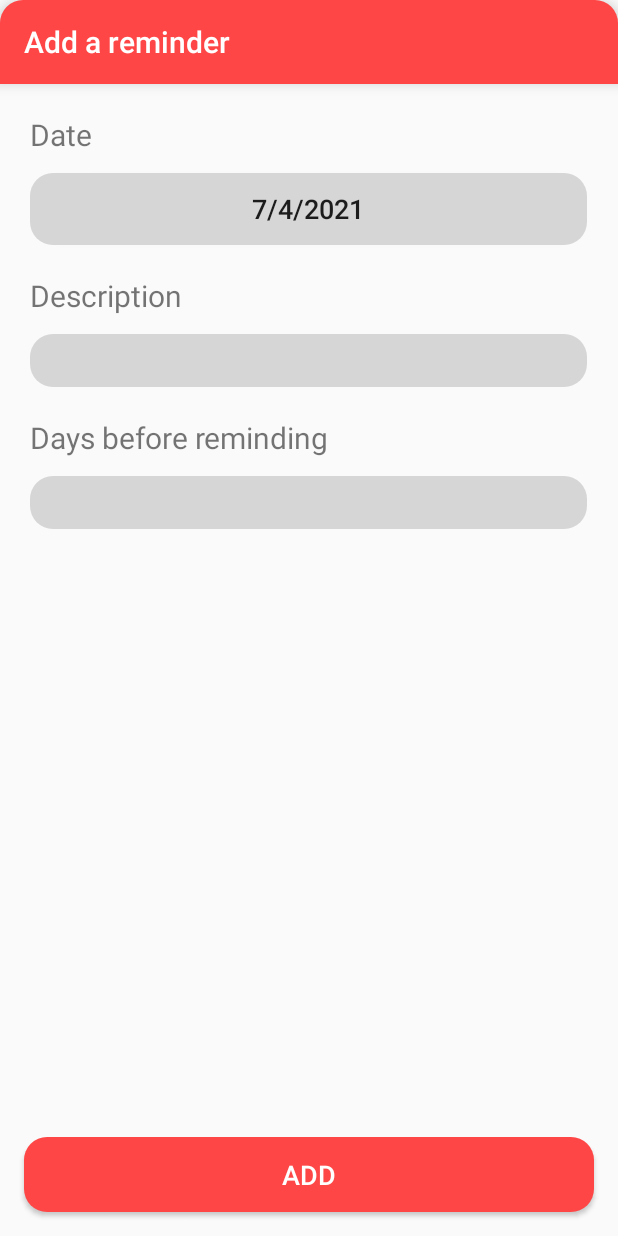
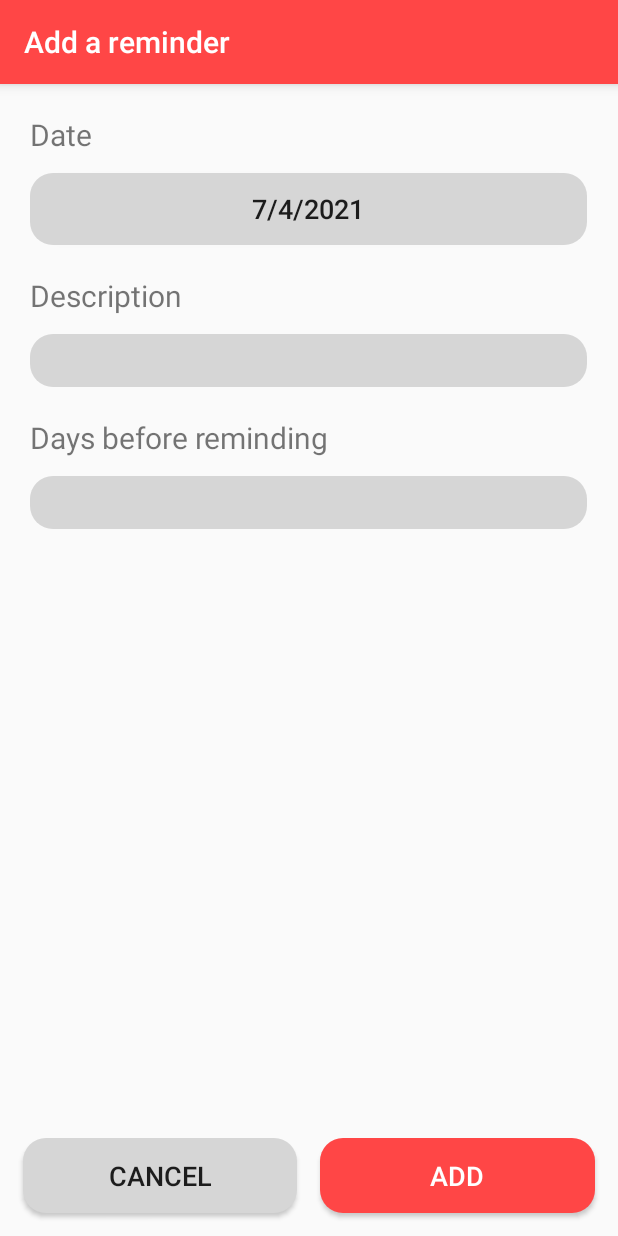
Before and after one commit to alex0091845/reminders_mobile, an Android app: the screen it shows after launch (EventFormActivity), after a tap on an icon or button, on a phone screen of 412 x 824 dp. Run offline under Robolectric (Android 15) with nearby library versions, the phone set to English and light mode, and no system bars.

Commit message:
instant font size changes, R1_2, 3, 4

```diff
--- a/app/src/main/java/org/chowmein/reminders/activities/EventFormActivity.java
+++ b/app/src/main/java/org/chowmein/reminders/activities/EventFormActivity.java
@@ -77,6 +77,9 @@ public class EventFormActivity extends AppCompatActivity {
         Button btn_submit = findViewById(R.id.btn_submit);
         btn_submit.setOnClickListener(e -> onSubmitButtonClicked());
 
+        Button btn_cancel = findViewById(R.id.btn_cancel);
+        btn_cancel.setOnClickListener(e -> onCancelButtonClicked());
+
         // init other instance vars
         tb_title = findViewById(R.id.tb_title_event_form);
         btn_date = findViewById(R.id.btn_date);
@@ -102,6 +105,10 @@ public class EventFormActivity extends AppCompatActivity {
         btn_date.setOnClickListener(e -> onDateButtonClicked());
 
         UIFormatter.format(this, UIFormatter.ADDEDIT);
+    }
+
+    private void onCancelButtonClicked() {
+        finish();
     }
 
     /**
@@ -134,7 +141,7 @@ public class EventFormActivity extends AppCompatActivity {
         String dbrStr = ((TextView)findViewById(R.id.edt_dbr)).getText().toString();
 
         if(!validateFields(desc, dbrStr)) return;
-        if(duplicate(dateStr, desc, dbrStr)) return;
+        if(requestCode == HomeActivity.ADD_REQUEST_CODE && duplicate(dateStr, desc, dbrStr)) return;
 
         int dbr = Integer.parseInt(dbrStr);
 
--- a/app/src/main/java/org/chowmein/reminders/managers/DatesManager.java
+++ b/app/src/main/java/org/chowmein/reminders/managers/DatesManager.java
@@ -10,7 +10,7 @@ import java.util.Date;
  * A helper class to operate on dates.
  */
 public class DatesManager {
-    public static final long TIME_IN_MS = 86400000L;
+    public static final long DAY_IN_MS = 86400000L;
     public static final String DATE_PTRN = "M/d/yyyy";
     public static final String MONTH_DAY_PTRN = "M/d";
     public static final String MONTH_PTRN = "M";
@@ -20,7 +20,7 @@ public class DatesManager {
     public static final int ROUND_UP = 0;
     public static final int ROUND_DOWN = 1;
 
-    // encapsulate default constructor
+    /** Encapsulate default constructor */
     private DatesManager() {}
 
     /**
@@ -64,9 +64,9 @@ public class DatesManager {
      */
     static long roundToDay(long time, int mode) {
         if(mode == ROUND_DOWN) {
-            return time - (time % TIME_IN_MS);
+            return time - (time % DAY_IN_MS);
         } else if (mode == ROUND_UP) {
-            long result = time + (TIME_IN_MS - (time % TIME_IN_MS));
+            long result = time + (DAY_IN_MS - (time % DAY_IN_MS));
             return result;
         }
         return -1;
@@ -93,4 +93,17 @@ public class DatesManager {
         DateFormat format = new SimpleDateFormat(pattern);
         return format.parse(date);
     }
+
+    /**
+     * Returns a formatted date string given a date, how many days to subtract from it,
+     * and formats it into the pattern
+     * @param time the given date
+     * @param days days to subtract
+     * @param pattern pattern format
+     * @return the resulting formatted date string
+     */
+    public static String getDateStringFromDifference(long time, int days, String pattern) {
+        long offset = (long)(days * DAY_IN_MS);
+        return formatDate(new Date(time - offset), pattern);
+    }
 }
--- a/app/src/main/java/org/chowmein/reminders/managers/Preferences.java
+++ b/app/src/main/java/org/chowmein/reminders/managers/Preferences.java
@@ -14,7 +14,7 @@ import androidx.preference.PreferenceManager;
  * classes to access globally. The method loadPreferences(Context) must be called first.
  */
 public class Preferences {
-    private static final String FONT_SIZE_KEY = "fontSize";
+    public static final String FONT_SIZE_KEY = "fontSize";
     public static final String RINGTONE_KEY = "ringtone";
     public static final String DEFAULT_RINGTONE_VALUE = "Silent";
     private static final int DEFAULT_FONT_SIZE = 22;
@@ -24,7 +24,7 @@ public class Preferences {
     * class, SettingsFragment. */
     public static boolean prefsChanged;
 
-    public static int fontSize;
+    private static int fontSize;
     static Uri ringtoneUri;
 
     /**
@@ -41,7 +41,7 @@ public class Preferences {
     public static void loadPreferences(Context context) {
         SharedPreferences shrdprefs = PreferenceManager.getDefaultSharedPreferences(context);
 
-        Preferences.fontSize = shrdprefs.getInt(FONT_SIZE_KEY, DEFAULT_FONT_SIZE);
+        Preferences.setFontSize(shrdprefs.getInt(FONT_SIZE_KEY, DEFAULT_FONT_SIZE));
         Preferences.ringtoneUri = Uri.parse(shrdprefs.getString(RINGTONE_KEY,
                 DEFAULT_RINGTONE_VALUE));
     }
@@ -57,5 +57,19 @@ public class Preferences {
         return ringtone.getTitle(context);
     }
 
+    /**
+     * Getter for fontSize
+     * @return static fontSize
+     */
+    public static int getFontSize() {
+        return fontSize;
+    }
 
+    /**
+     * Setter for fontSize
+     * @param fontSize input fontSize
+     */
+    public static void setFontSize(int fontSize) {
+        Preferences.fontSize = fontSize;
+    }
 }
--- a/app/src/main/java/org/chowmein/reminders/managers/UIFormatter.java
+++ b/app/src/main/java/org/chowmein/reminders/managers/UIFormatter.java
@@ -30,7 +30,7 @@ public class UIFormatter {
 
     private final static int LARGE_OFFSET = 2;
     public final static int MEDIUM_OFFSET = 4;
-    public final static int SMALL_OFFSET = 8;
+    public final static int SMALL_OFFSET = 6;
     private final static int SIDE_MARGINS = 20;
     private final static int LEFT_MARGIN = 10;
 
@@ -57,30 +57,33 @@ public class UIFormatter {
     private static void formatAddEdit(Activity activity) {
         TextView tvDate = activity.findViewById(R.id.tv_date);
         setMarginAndWidthAddEdit(tvDate);
-        tvDate.setTextSize(Preferences.fontSize - LARGE_OFFSET);
+        tvDate.setTextSize(Preferences.getFontSize() - LARGE_OFFSET);
 
         Button btnDate = activity.findViewById(R.id.btn_date);
         setMarginAndWidthAddEdit(btnDate);
-        btnDate.setTextSize(Preferences.fontSize - MEDIUM_OFFSET);
+        btnDate.setTextSize(Preferences.getFontSize() - MEDIUM_OFFSET);
 
         TextView tvDesc = activity.findViewById(R.id.tv_desc);
         setMarginAndWidthAddEdit(tvDesc);
-        tvDesc.setTextSize(Preferences.fontSize - LARGE_OFFSET);
+        tvDesc.setTextSize(Preferences.getFontSize() - LARGE_OFFSET);
 
         EditText edtDesc = activity.findViewById(R.id.edt_desc);
         setMarginAndWidthAddEdit(edtDesc);
-        edtDesc.setTextSize(Preferences.fontSize - MEDIUM_OFFSET);
+        edtDesc.setTextSize(Preferences.getFontSize() - MEDIUM_OFFSET);
 
         TextView tvDbr = activity.findViewById(R.id.tv_dbr);
         setMarginAndWidthAddEdit(tvDbr);
-        tvDbr.setTextSize(Preferences.fontSize - LARGE_OFFSET);
+        tvDbr.setTextSize(Preferences.getFontSize() - LARGE_OFFSET);
 
         EditText edtDbr = activity.findViewById(R.id.edt_dbr);
         setMarginAndWidthAddEdit(edtDbr);
-        edtDbr.setTextSize(Preferences.fontSize - MEDIUM_OFFSET);
+        edtDbr.setTextSize(Preferences.getFontSize() - MEDIUM_OFFSET);
 
         Button btnSubmit = activity.findViewById(R.id.btn_submit);
-        btnSubmit.setTextSize(Preferences.fontSize - MEDIUM_OFFSET);
+        btnSubmit.setTextSize(Preferences.getFontSize() - MEDIUM_OFFSET);
+
+        Button btnCancel = activity.findViewById(R.id.btn_cancel);
+        btnCancel.setTextSize(Preferences.getFontSize() - MEDIUM_OFFSET);
     }
 
     /**
@@ -100,6 +103,6 @@ public class UIFormatter {
     private static void formatHome(Activity activity) {
         HomeActivity homeActivity = (HomeActivity) activity;
         TextView tvHomeYear = homeActivity.findViewById(R.id.tv_home_year);
-        tvHomeYear.setTextSize(Preferences.fontSize - UIFormatter.MEDIUM_OFFSET);
+        tvHomeYear.setTextSize(Preferences.getFontSize() - UIFormatter.MEDIUM_OFFSET);
     }
 }
--- a/app/src/main/res/drawable/header_bar.xml
+++ b/app/src/main/res/drawable/header_bar.xml
@@ -1,9 +1,9 @@
 <?xml version="1.0" encoding="utf-8"?>
 <shape xmlns:android="http://schemas.android.com/apk/res/android"
     android:shape="rectangle">
-    <corners
-        android:topLeftRadius="15dp"
-        android:topRightRadius="15dp" />
+<!--    <corners-->
+<!--        android:topLeftRadius="15dp"-->
+<!--        android:topRightRadius="15dp" />-->
     <solid
-        android:color="#FF4646" />
+        android:color="@color/colorPrimaryDark" />
 </shape>
--- a/app/src/main/res/layout/activity_event_form.xml
+++ b/app/src/main/res/layout/activity_event_form.xml
@@ -136,15 +136,33 @@
 
     </ScrollView>
 
+    <LinearLayout
+        android:layout_width="match_parent"
+        android:layout_height="wrap_content">
+
+        <Button
+            android:id="@+id/btn_cancel"
+            android:layout_width="wrap_content"
+            android:layout_height="50dp"
+            android:layout_weight="1"
+            android:layout_marginRight="15dp"
+            android:layout_marginBottom="15dp"
+            android:layout_marginLeft="15dp"
+            android:background="@drawable/ripple_gray"
+            android:text="Cancel"
+            android:textSize="18sp" />
+
         <Button
             android:id="@+id/btn_submit"
-        android:layout_width="match_parent"
+            android:layout_width="wrap_content"
             android:layout_height="50dp"
-        android:layout_gravity="center"
-        android:layout_margin="16dp"
+            android:layout_weight="1"
+            android:layout_marginRight="15dp"
             android:background="@drawable/ripple_button"
             android:text="Add"
             android:textColor="#FFFFFF"
             android:textSize="18sp" />
 
     </LinearLayout>
+
+</LinearLayout>
```
Also changed, not shown: app/src/main/java/org/chowmein/reminders/activities/HomeActivity.java (+34 -8 lines), app/src/main/java/org/chowmein/reminders/activities/SettingsActivity.java (+16 -1 lines), app/src/main/java/org/chowmein/reminders/controller/EventAdapter.java (+13 -7 lines), app/src/main/res/layout/settings_activity.xml (+13 -2 lines), app/src/main/res/xml/root_preferences.xml (+5 -2 lines). Lines whose indentation alone changed are shown as unchanged.
